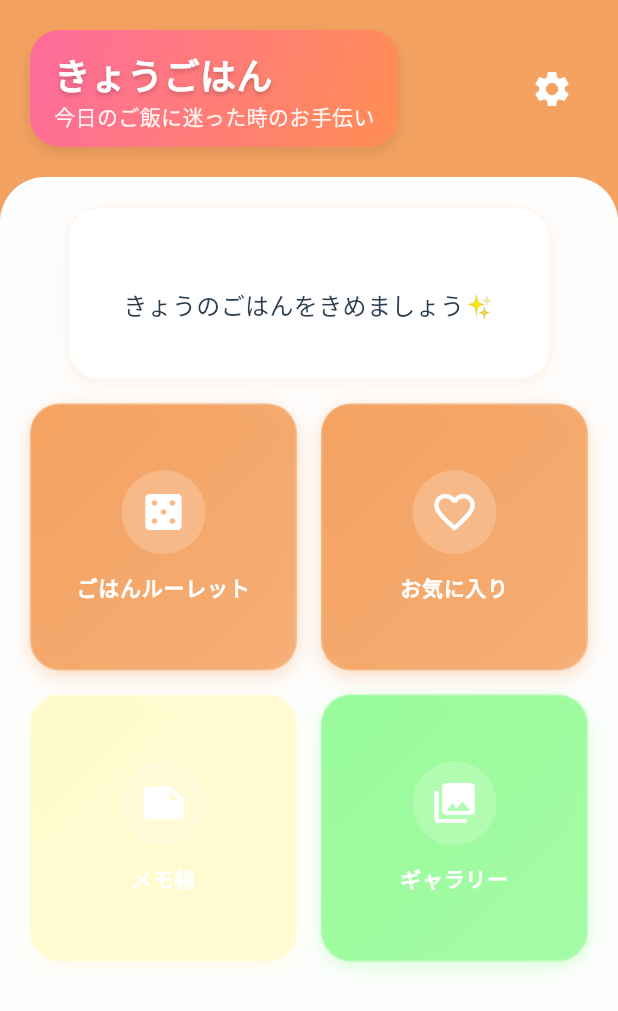
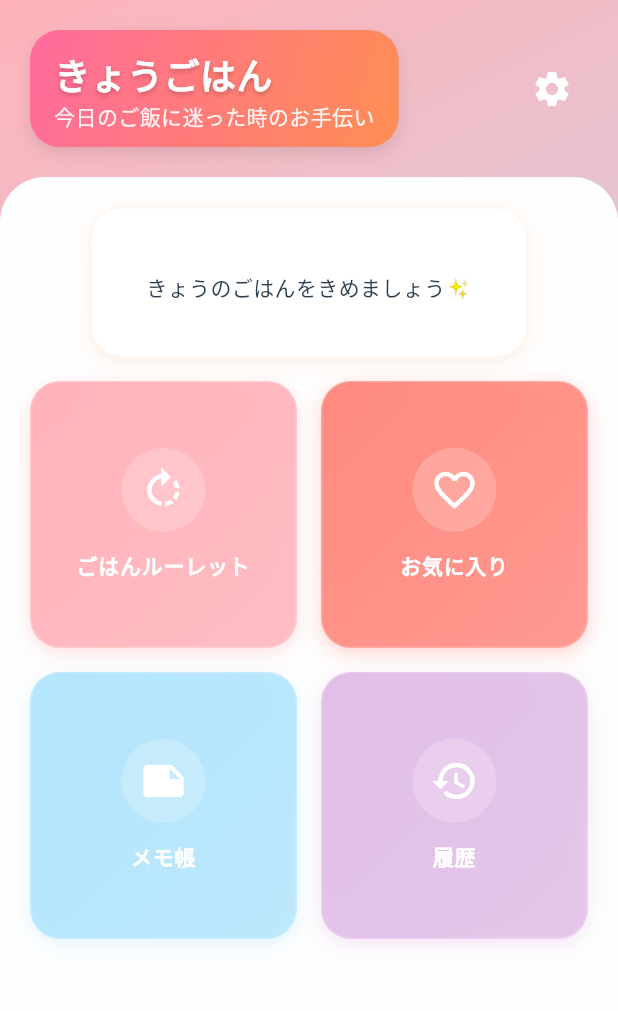
Before and after one commit to sorashidoch/app, a Flutter app: the screen it shows after launch, on a phone screen of 412 x 824 dp. Shown: the top 1011 px of the screen. Run offline on Flutter 3.47's test engine with Material 3 defaults, Android fonts, the phone set to English and light mode, and no system bars; our stand-ins replace go_router.

Commit message:
feat: 色とアイコン変更

```diff
--- a/lib/app/theme/colors.dart
+++ b/lib/app/theme/colors.dart
@@ -7,14 +7,15 @@
   static const Color accent = Color(0xFFFFD700);     // ゴールド
 
   // パステルカラー
-  static const Color pastelPink = Color(0xFFF4A261);    // くすみオレンジ
-  static const Color pastelBlue = Color(0xFFF4A261);    // くすみオレンジ
-  static const Color pastelYellow = Color(0xFFFFFACD);
-  static const Color pastelGreen = Color(0xFF98FB98);
-  static const Color pastelPurple = Color(0xFFE6E6FA);
-  static const Color pastelOrange = Color(0xFFF4A261);  // くすみオレンジ
-  static const Color pastelMint = Color(0xFF98FF98);
-  static const Color pastelLavender = Color(0xFFE6E6FA);
+  static const Color pastelPink = Color(0xFFFFB3BA);    // ピンク
+  static const Color pastelRed = Color(0xFFFF8A80);     // 赤
+  static const Color pastelYellow = Color(0xFFFFFACD);  // 黄色
+  static const Color pastelGreen = Color(0xFF98FB98);   // 緑
+  static const Color pastelBlue = Color(0xFFB3E5FC);    // 青
+  static const Color pastelPurple = Color(0xFFE1BEE7);  // 紫
+  static const Color pastelOrange = Color(0xFFFFCC80);  // オレンジ
+  static const Color pastelMint = Color(0xFF98FF98);    // ミント
+  static const Color pastelLavender = Color(0xFFE6E6FA); // ラベンダー
 
   // 背景色
   static const Color background = Color(0xFFFEFEFE);
--- a/lib/features/home/screens/home_screen.dart
+++ b/lib/features/home/screens/home_screen.dart
@@ -105,14 +105,17 @@
                               padding: const EdgeInsets.all(20.0),
                               child: Column(
                                 children: [
-                                  const SizedBox(height: 8),
+
 
                                   const SizedBox(height: 8),
-                                  Text(
-                                    'きょうのごはんをきめましょう✨',
-                                    style: AppTextStyles.body,
-                                    textAlign: TextAlign.center,
+                                                                  Text(
+                                  'きょうのごはんをきめましょう✨',
+                                  style: AppTextStyles.body.copyWith(
+                                    fontSize: 14,
+                                    height: 1.2,
                                   ),
+                                  textAlign: TextAlign.left,
+                                ),
                                 ],
                               ),
                             ),
@@ -129,7 +132,7 @@
                             mainAxisSpacing: 16,
                             children: [
                               FeatureButton(
-                                icon: Icons.casino,
+                                icon: Icons.rotate_right,
                                 title: 'ごはんルーレット',
                                 color: AppColors.pastelPink,
                                 onTap: () => context.go('/profile'),
@@ -137,7 +140,7 @@
                               FeatureButton(
                                 icon: Icons.favorite_border,
                                 title: 'お気に入り',
-                                color: AppColors.pastelBlue,
+                                color: AppColors.pastelRed,
                                 onTap: () {
                                   // TODO: お気に入り機能を実装
                                 },
@@ -145,17 +148,17 @@
                               FeatureButton(
                                 icon: Icons.note,
                                 title: 'メモ帳',
-                                color: AppColors.pastelYellow,
+                                color: AppColors.pastelBlue,
                                 onTap: () {
                                   // TODO: メモ帳機能を実装
                                 },
                               ),
                               FeatureButton(
-                                icon: Icons.photo_library,
-                                title: 'ギャラリー',
-                                color: AppColors.pastelGreen,
+                                icon: Icons.history,
+                                title: '履歴',
+                                color: AppColors.pastelPurple,
                                 onTap: () {
-                                  // TODO: ギャラリー機能を実装
+                                  // TODO: 履歴機能を実装
                                 },
                               ),
                             ],
```
